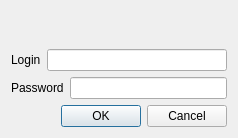
Above: REXLoader/site_manager/logindialog.ui from RA9OAJ/rexloader before the change. Below: the same form after it.
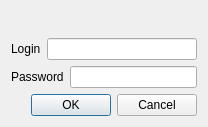
That is the form after the change.

Diff of the .ui file:
```diff
--- a/REXLoader/site_manager/logindialog.ui
+++ b/REXLoader/site_manager/logindialog.ui
@@ -6,8 +6,8 @@
    <rect>
     <x>0</x>
     <y>0</y>
-    <width>238</width>
-    <height>138</height>
+    <width>208</width>
+    <height>127</height>
    </rect>
   </property>
   <property name="sizePolicy">
@@ -22,6 +22,9 @@
   <layout class="QVBoxLayout" name="verticalLayout">
    <item>
     <widget class="QLabel" name="textLabel">
+     <property name="frameShadow">
+      <enum>QFrame::Sunken</enum>
+     </property>
      <property name="text">
       <string/>
      </property>
```
Left out of the diff: 10 changed lines with no effect on the pictures.
